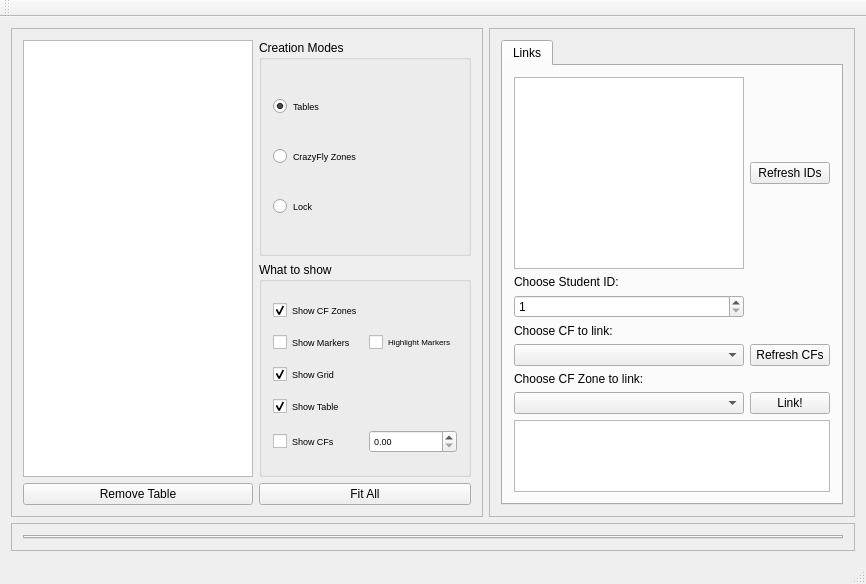
This is pps_ws/src/d_fall_pps/GUI_Qt/CrazyFlyGUI/src/mainguiwindow.ui in alexdidier/rampc-quadrotor as Qt 5 draws it before an edit. The edited form follows.
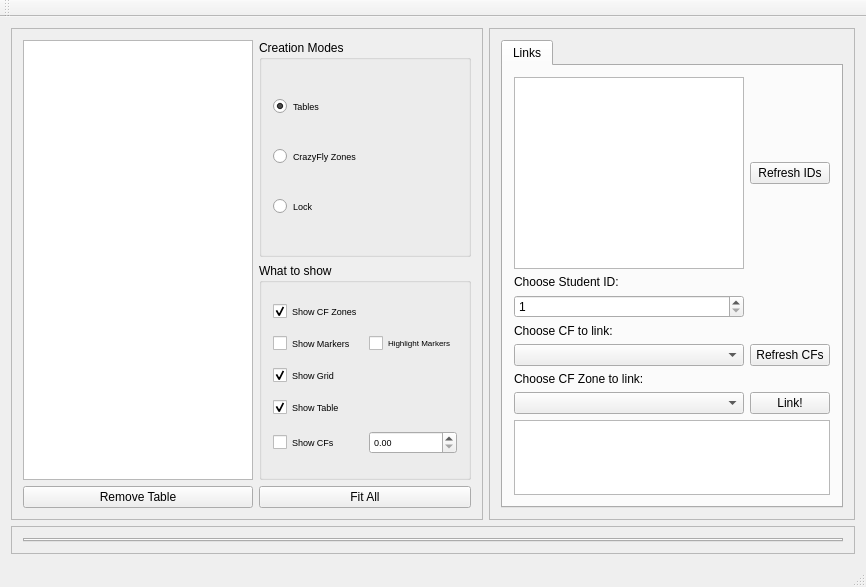
This is the edited form. Custom widgets are drawn as their Qt base class.

```diff
--- a/pps_ws/src/d_fall_pps/GUI_Qt/CrazyFlyGUI/src/mainguiwindow.ui
+++ b/pps_ws/src/d_fall_pps/GUI_Qt/CrazyFlyGUI/src/mainguiwindow.ui
@@ -7,7 +7,7 @@
     <x>0</x>
     <y>0</y>
     <width>866</width>
-    <height>563</height>
+    <height>587</height>
    </rect>
   </property>
   <property name="windowTitle">
@@ -337,6 +337,12 @@
            </item>
            <item row="10" column="1" colspan="2">
             <widget class="QTableWidget" name="table_links">
+             <property name="minimumSize">
+              <size>
+               <width>273</width>
+               <height>0</height>
+              </size>
+             </property>
              <property name="wordWrap">
               <bool>true</bool>
              </property>
```
